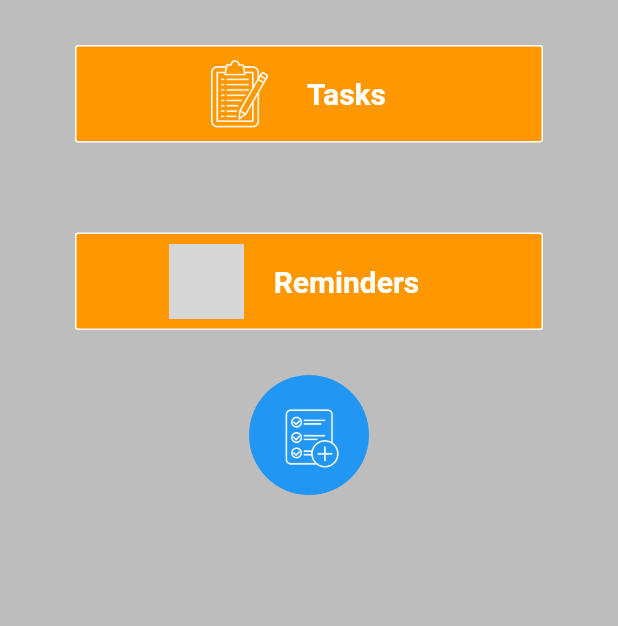
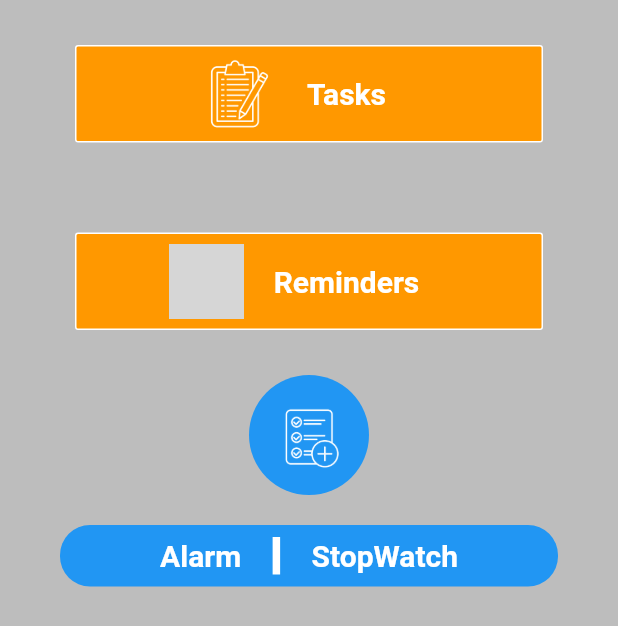
Before and after one commit to shadkasera/plan_ahead, a Flutter app: the screen it shows after launch, on a phone screen of 412 x 824 dp. Shown: the top 626 px of the screen. Run offline on Flutter 3.47's test engine with Material 2 defaults, Android fonts, the phone set to English and light mode, and no system bars; grey boxes are pictures that could not be loaded.

Commit message:
initial commit

```diff
--- a/lib/pages/homepage.dart
+++ b/lib/pages/homepage.dart
@@ -89,11 +89,55 @@ class HomePage extends StatelessWidget {
               child: Image.asset(
                 'assets/images/addtask2.png',
                 height: 80,
-                width: 80, color: Colors.white,
+                width: 80,
+                color: Colors.white,
               ),
             ),
 
             //another
+            Padding(
+              padding: const EdgeInsets.symmetric(vertical: 20,horizontal: 40),
+              child: Container(
+                decoration: BoxDecoration(
+                    borderRadius: BorderRadius.circular(20),
+                    color: Colors.blue),
+                child: Row(
+                  mainAxisAlignment: MainAxisAlignment.center,
+                  children: [
+                    const Padding(
+                      padding: EdgeInsets.all(8.0),
+                      child: Text(
+                        'Alarm ',
+                        style: TextStyle(
+                            fontSize: 20,
+                            color: Colors.white,
+                            fontWeight: FontWeight.bold),
+                      ),
+                    ),
+                    Padding(
+                      padding: const EdgeInsets.all(8.0),
+                      child: Container(
+                        height: 25,
+                        width: 5,
+                        decoration: const BoxDecoration(
+                          color: Colors.white,
+                        ),
+                      ),
+                    ),
+                    const Padding(
+                      padding: EdgeInsets.all(8.0),
+                      child: Text(
+                        ' StopWatch',
+                        style: TextStyle(
+                            fontSize: 20,
+                            color: Colors.white,
+                            fontWeight: FontWeight.bold),
+                      ),
+                    ),
+                  ],
+                ),
+              ),
+            )
           ],
         ),
       ),
```
